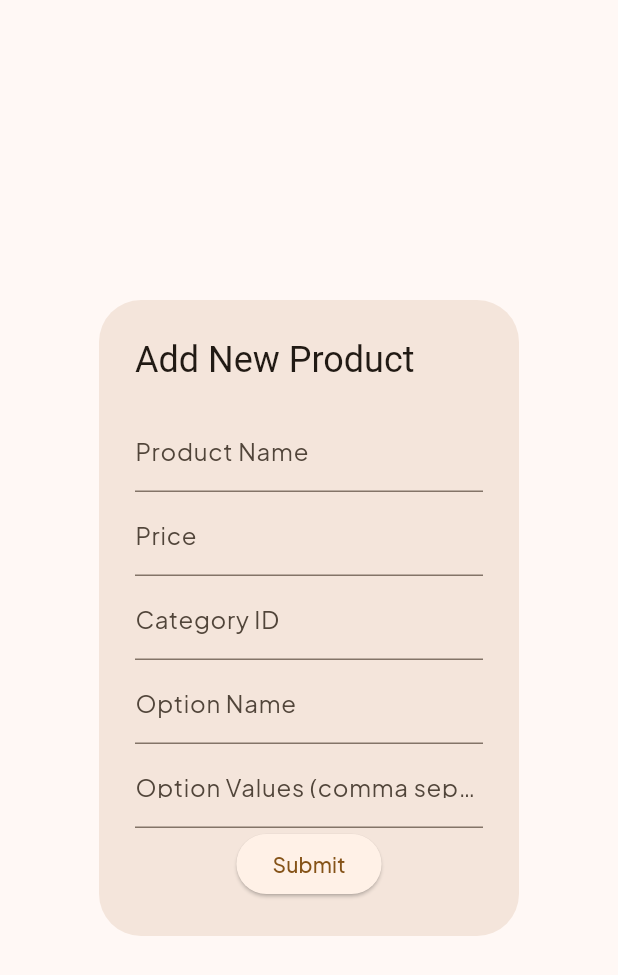
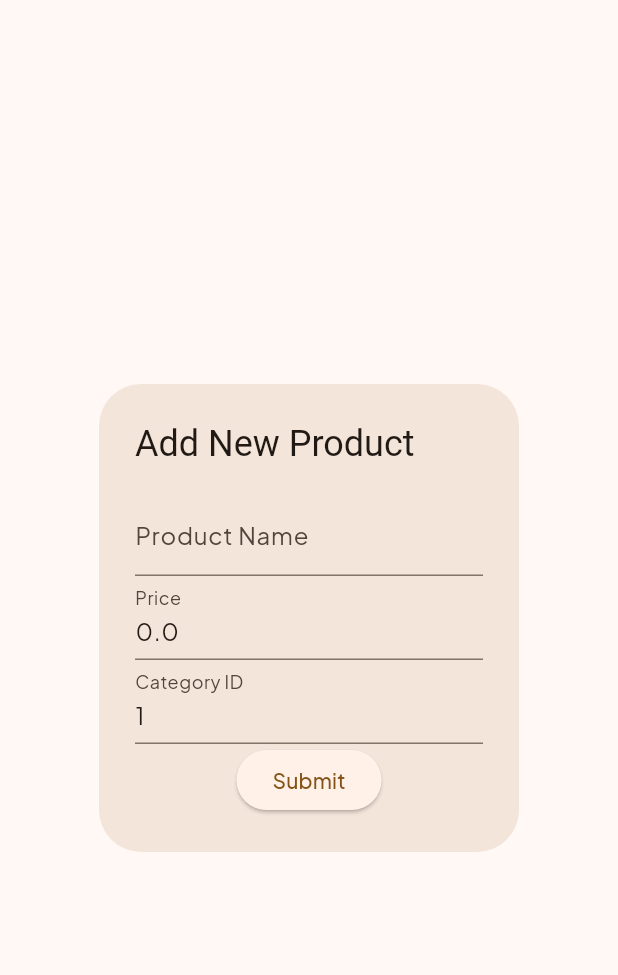
Before and after one commit to kevinalexa20/sopos_mobile, a Flutter app: the ProductFormDialog widget shown alone on an empty page, opened directly with empty values, on a phone screen of 412 x 824 dp. Shown: the top 975 px of the screen. Run offline on Flutter 3.47's test engine with Material 3 defaults, Android fonts, the phone set to English and light mode, and no system bars; our stand-ins replace dio, flutter_riverpod, flutter_screenutil, freezed_annotation, go_router, google_fonts and 1 more; accounts and stored records are empty; network calls fail; Roboto replaces fonts that are missing (Montaga); statements that could not run were skipped.

Commit message:
feeat: fix auth&product

```diff
--- a/lib/features/auth/presentation/providers/states/auth_notifier.dart
+++ b/lib/features/auth/presentation/providers/states/auth_notifier.dart
@@ -56,9 +56,11 @@ class AuthNotifier extends StateNotifier<AuthState> {
 
   Future<void> logout() async {
     if (state is AuthenticatedState) {
+      print('check session: ${state is AuthenticatedState}');
       final token = (state as AuthenticatedState).authData.token;
       try {
         await _authService.logout(token);
+        print('Logout successful: $token');
       } catch (e) {
         print('Error during logout: $e');
       }
--- a/lib/features/product/presentation/providers/states/product_notifier.dart
+++ b/lib/features/product/presentation/providers/states/product_notifier.dart
@@ -1,7 +1,7 @@
 import 'package:flutter_riverpod/flutter_riverpod.dart';
 import 'package:sopos_mobile/shared/domain/models/product/req/product_request.dart';
 import 'package:sopos_mobile/shared/domain/models/product/res/product_response.dart';
-import 'package:sopos_mobile/shared/services/product_service.dart';
+import 'package:sopos_mobile/shared/shared.dart';
 
 class ProductNotifier extends StateNotifier<AsyncValue<List<ProductResponse>>> {
   final ProductService _productService;
@@ -12,7 +12,6 @@ class ProductNotifier extends StateNotifier<AsyncValue<List<ProductResponse>>> {
 
   Future<void> loadProducts() async {
     try {
-      // state = AsyncValue.loading();
       final products = await _productService.getAllProducts();
       print('Products loaded: $products');
       state = AsyncValue.data(products);
--- a/lib/features/product/presentation/widgets/product_form_dialog.dart
+++ b/lib/features/product/presentation/widgets/product_form_dialog.dart
@@ -1,11 +1,14 @@
 import 'package:flutter/material.dart';
-import 'package:flutter_riverpod/flutter_riverpod.dart';
 import 'package:sopos_mobile/shared/domain/models/product/req/product_request.dart';
+import 'package:sopos_mobile/shared/domain/models/product/res/product_response.dart';
 
 class ProductFormDialog extends StatefulWidget {
+  final ProductResponse? initialProduct;
   final void Function(ProductRequest) onSubmit;
 
-  const ProductFormDialog({required this.onSubmit, Key? key}) : super(key: key);
+  const ProductFormDialog(
+      {this.initialProduct, required this.onSubmit, Key? key})
+      : super(key: key);
 
   @override
   _ProductFormDialogState createState() => _ProductFormDialogState();
@@ -13,23 +16,41 @@ class ProductFormDialog extends StatefulWidget {
 
 class _ProductFormDialogState extends State<ProductFormDialog> {
   final _formKey = GlobalKey<FormState>();
-  String name = '';
-  double price = 0;
-  int categoryId = 1; // Default categoryId
-  List<String> variants = [];
-  String optionName = '';
+  late String name;
+  late double price;
+  late int categoryId;
   List<String> optionValues = [];
+
+  @override
+  void initState() {
+    super.initState();
+    // Inisialisasi form dengan produk yang ada, jika ada
+    if (widget.initialProduct != null) {
+      name = widget.initialProduct!.name;
+      price = widget.initialProduct!.price;
+      categoryId = widget.initialProduct!.category.id;
+      optionValues = widget.initialProduct!.itemOptions.isNotEmpty
+          ? widget.initialProduct!.itemOptions[0].options
+          : [];
+    } else {
+      name = '';
+      price = 0;
+      categoryId = 1;
+    }
+  }
 
   @override
   Widget build(BuildContext context) {
     return AlertDialog(
-      title: Text('Add New Product'),
+      title: Text(
+          widget.initialProduct == null ? 'Add New Product' : 'Edit Product'),
       content: SingleChildScrollView(
         child: Form(
           key: _formKey,
           child: Column(
             children: [
               TextFormField(
+                initialValue: name,
                 decoration: InputDecoration(labelText: 'Product Name'),
                 onChanged: (value) {
                   setState(() {
@@ -40,6 +61,7 @@ class _ProductFormDialogState extends State<ProductFormDialog> {
                     value!.isEmpty ? 'Please enter product name' : null,
               ),
               TextFormField(
+                initialValue: price.toString(),
                 decoration: InputDecoration(labelText: 'Price'),
                 keyboardType: TextInputType.number,
                 onChanged: (value) {
@@ -51,6 +73,7 @@ class _ProductFormDialogState extends State<ProductFormDialog> {
                     value!.isEmpty ? 'Please enter price' : null,
               ),
               TextFormField(
+                initialValue: categoryId.toString(),
                 decoration: InputDecoration(labelText: 'Category ID'),
                 keyboardType: TextInputType.number,
                 onChanged: (value) {
@@ -61,41 +84,25 @@ class _ProductFormDialogState extends State<ProductFormDialog> {
                 validator: (value) =>
                     value!.isEmpty ? 'Please enter category ID' : null,
               ),
-              TextFormField(
-                decoration: InputDecoration(labelText: 'Option Name'),
-                onChanged: (value) {
-                  setState(() {
-                    optionName = value;
-                  });
-                },
-              ),
-              TextFormField(
-                decoration: InputDecoration(
-                    labelText: 'Option Values (comma separated)'),
-                onChanged: (value) {
-                  setState(() {
-                    optionValues = value.split(',');
-                  });
-                },
-              ),
               ElevatedButton(
                 onPressed: () {
                   if (_formKey.currentState!.validate()) {
-                    final newProduct = ProductRequest(
+                    final updatedProduct = ProductRequest(
                       name: name,
                       price: price,
                       categoryId: categoryId,
                       variants: [], // This should be implemented for variants
                       options: ItemOptionRequest(
-                        name: optionName,
+                        name: "Temperature",
                         options: optionValues,
                       ),
                     );
-                    widget.onSubmit(newProduct);
+                    widget.onSubmit(updatedProduct);
                     Navigator.of(context).pop();
                   }
                 },
-                child: Text('Submit'),
+                child:
+                    Text(widget.initialProduct == null ? 'Submit' : 'Update'),
               ),
             ],
           ),
--- a/lib/routes/app_router.dart
+++ b/lib/routes/app_router.dart
@@ -1,8 +1,14 @@
 import 'package:go_router/go_router.dart';
 import 'package:sopos_mobile/features/auth/presentation/pages/register_page.dart';
 import 'package:sopos_mobile/features/features.dart';
+import 'package:sopos_mobile/features/splash/presentation/pages/splashscreen.dart';
 
-final myRoute = GoRouter(initialLocation: '/dashboard', routes: [
+final myRoute = GoRouter(initialLocation: '/splash', routes: [
+  GoRoute(
+    path: '/splash',
+    name: 'splash',
+    builder: (context, state) => Splashscreen(),
+  ),
   GoRoute(
     path: '/dashboard',
     name: 'dashboard',
--- /dev/null
+++ b/lib/shared/domain/models/models.dart
@@ -0,0 +1,3 @@
+export './auth_response.dart';
+export './product/req/product_request.dart';
+export './product/res/product_response.dart';
--- a/lib/shared/providers/dio_provider.dart
+++ b/lib/shared/providers/dio_provider.dart
@@ -9,8 +9,8 @@ final localStorageServiceProvider = Provider<LocalStorageService>((ref) {
 final dioProvider = Provider<Dio>((ref) {
   final dio = Dio(BaseOptions(
     baseUrl: 'http://localhost:3007/api',
-    connectTimeout: Duration(seconds: 15),
-    receiveTimeout: Duration(seconds: 10),
+    connectTimeout: Duration(seconds: 60),
+    receiveTimeout: Duration(seconds: 60),
   ));
 
   final localStorageService = ref.read(localStorageServiceProvider);
--- /dev/null
+++ b/lib/shared/services/services.dart
@@ -0,0 +1,4 @@
+export 'auth_service.dart';
+export 'product_service.dart';
+export 'dio_client.dart';
+export 'local_storage_service.dart';
--- a/lib/shared/shared.dart
+++ b/lib/shared/shared.dart
@@ -3,3 +3,4 @@ export './widgets/widgets.dart';
 export './utils/utils.dart';
 export './theme/themes.dart';
 export './constants/constants.dart';
+export './services/services.dart';
```
Also changed, not shown: lib/features/product/presentation/pages/product_page.dart (+33 -7 lines), lib/features/splash/presentation/pages/splashscreen.dart (added, +52 -0 lines), lib/shared/services/auth_service.dart (+8 -7 lines), 5 other files.
